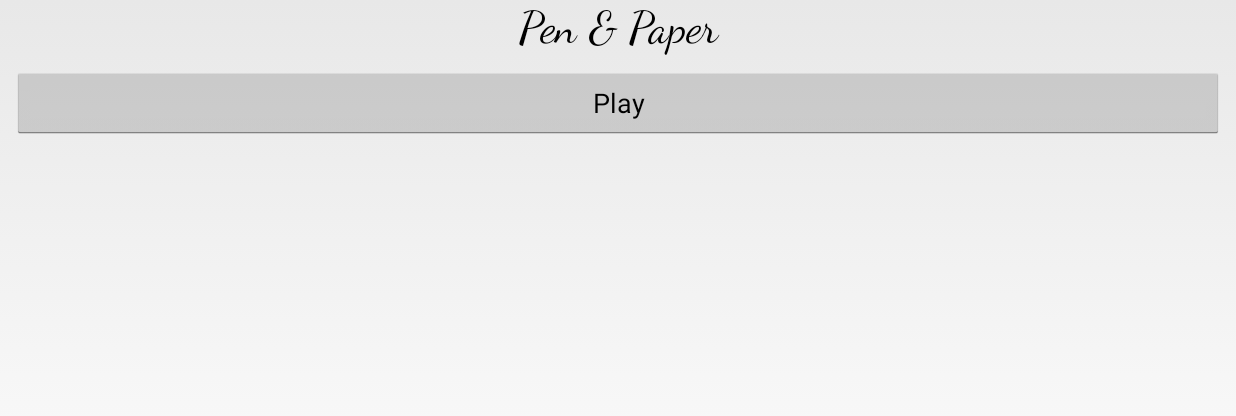
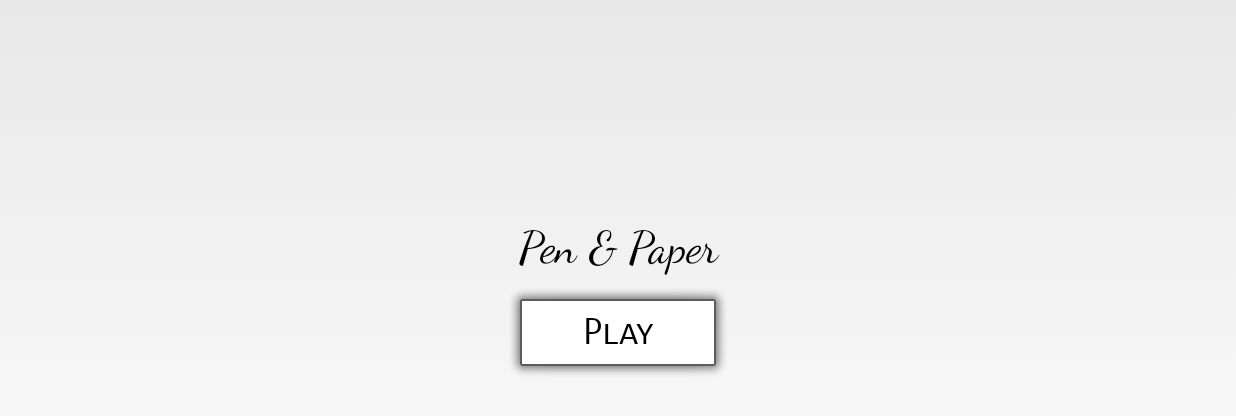
Before and after one commit to Green-Apple/PenAndPaper, an Android app: the screen it shows after launch (MainActivity), on a phone screen of 824 x 412 dp (held sideways). Shown: the top 416 px of the screen. Run offline under Robolectric (Android 15) with nearby library versions, the phone set to English and light mode, and no system bars.

```diff
--- a/app/src/main/AndroidManifest.xml
+++ b/app/src/main/AndroidManifest.xml
@@ -12,13 +12,13 @@
         <activity
             android:name=".MainActivity"
             android:screenOrientation="landscape">
-
             <intent-filter>
                 <action android:name="android.intent.action.MAIN" />
 
                 <category android:name="android.intent.category.LAUNCHER" />
             </intent-filter>
         </activity>
+        <activity android:name=".GameBoardActivity"></activity>
     </application>
 
 </manifest>
--- a/app/src/main/res/layout/activity_main.xml
+++ b/app/src/main/res/layout/activity_main.xml
@@ -9,7 +9,10 @@
     <LinearLayout
         android:layout_width="match_parent"
         android:layout_height="match_parent"
-        android:orientation="vertical">
+        android:gravity="center"
+        android:orientation="vertical"
+        tools:layout_editor_absoluteX="244dp"
+        tools:layout_editor_absoluteY="0dp">
 
         <TextView
             android:id="@+id/textView"
@@ -30,13 +33,19 @@
 
         <Button
             android:id="@+id/button"
-            android:layout_width="match_parent"
-            android:layout_height="wrap_content"
+            android:layout_width="152dp"
+            android:layout_height="66dp"
+            android:layout_gravity="center_vertical|center"
             android:layout_marginBottom="8dp"
             android:layout_marginEnd="8dp"
             android:layout_marginStart="8dp"
             android:layout_marginTop="8dp"
+            android:background="@android:drawable/alert_light_frame"
+            android:fontFamily="sans-serif-smallcaps"
+            android:onClick="onClickButton"
             android:text="@string/mainMenuStartButton"
+            android:textSize="24sp"
+            android:typeface="normal"
             android:visibility="visible"
             app:layout_constraintBottom_toBottomOf="parent"
             app:layout_constraintEnd_toEndOf="parent"
```
Also changed, not shown: app/src/main/java/com/app/mism/penandpaper/GameBoardActivity.java (added, +14 -0 lines), app/src/main/java/com/app/mism/penandpaper/MainActivity.java (+11 -0 lines), app/src/main/res/layout/activity_game_board.xml (added, +23 -0 lines).
